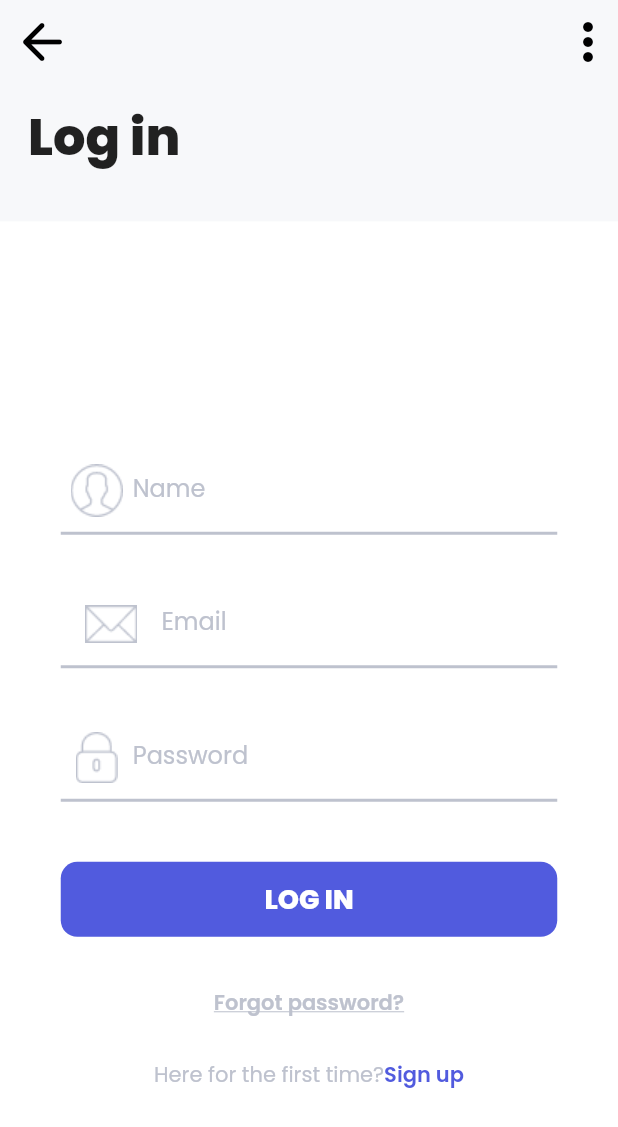
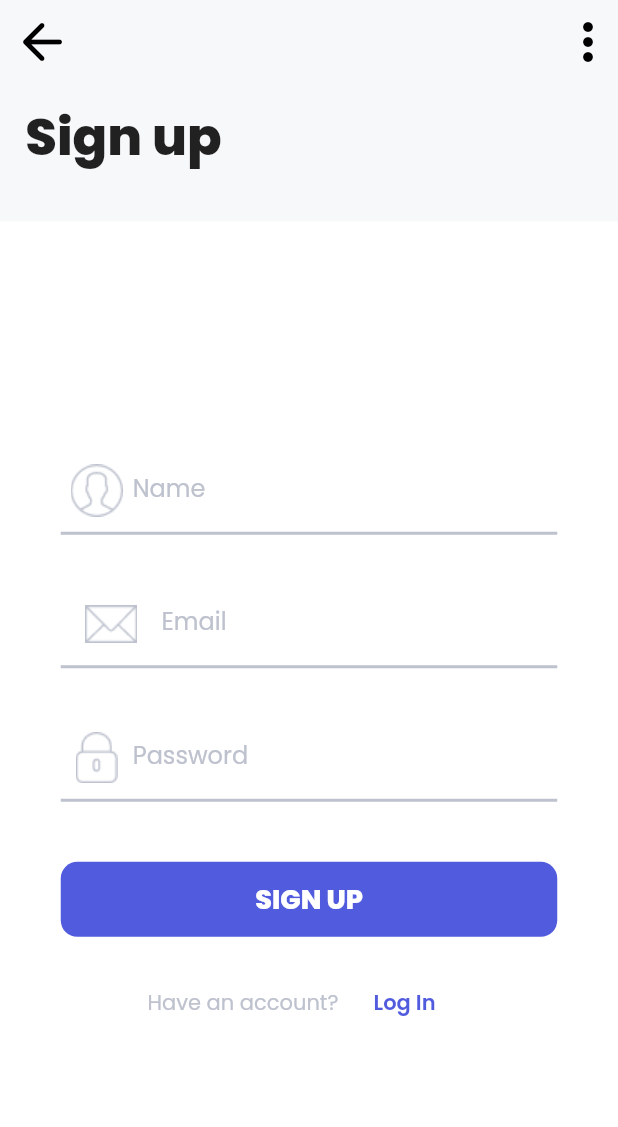
Before and after one commit to alihangedik/ad_gu-UI, a Flutter app: the SigninPage screen opened directly, on a phone screen of 412 x 824 dp. Shown: the top 1127 px of the screen. Run offline on Flutter 3.47's test engine with Material 2 defaults, Android fonts, the phone set to English and light mode, and no system bars.

Commit message:
Update signin_page.dart

```diff
--- a/lib/screens/signin_page.dart
+++ b/lib/screens/signin_page.dart
@@ -59,7 +59,7 @@ class _SigninPageState extends State<SigninPage> {
             child: const Align(
               alignment: Alignment(-0.88, -0.5),
               child: Text(
-                "Log in",
+                "Sign up",
                 style: TextStyle(fontSize: 34, fontFamily: "Poppins-ExtraBold"),
               ),
             ),
@@ -149,7 +149,7 @@ class _SigninPageState extends State<SigninPage> {
                         borderRadius: BorderRadius.all(Radius.circular(11)),
                       ),
                       child: const Text(
-                        "LOG IN",
+                        "SIGN UP",
                         textAlign: TextAlign.center,
                         style: TextStyle(
                           fontSize: 18,
@@ -161,45 +161,33 @@ class _SigninPageState extends State<SigninPage> {
                   ),
                 ),
                 SizedBox(height: 20),
-                FlatButton(
-                  splashColor: Colors.transparent,
-                  highlightColor: Colors.transparent,
-                  onPressed: () {},
-                  child: Container(
-                    child: const Text(
-                      "Forgot password?",
-                      style: TextStyle(
-                        fontFamily: "Poppins-SemiBold",
-                        color: Color(0xffBEC2CE),
-                        fontSize: 14,
-                        decoration: TextDecoration.underline,
-                      ),
-                    ),
-                  ),
-                ),
                 Row(
                   mainAxisAlignment: MainAxisAlignment.center,
-                  children: const [
-                    Text(
-                      "Here for the first time?",
+                  children: [
+                    const Text(
+                      "Have an account?",
                       style: TextStyle(
                         fontFamily: "Poppins-Regular",
                         color: Color(0xffBEC2CE),
                       ),
                     ),
-                    RawMaterialButton(
-                      constraints: BoxConstraints(),
-                      padding: EdgeInsets.all(
-                          0),
-                      onPressed: null,
-                      child: Text(
-                        'Sign up',
-                        style: TextStyle(
-                          fontFamily: "Poppins-SemiBold",
-                          color: Color(0xff515BDE),
+                    FlatButton(
+                        padding: EdgeInsets.all(0),
+                        child: const Text(
+                          'Log In',
+                          style: TextStyle(
+                            fontFamily: "Poppins-SemiBold",
+                            color: Color(0xff515BDE),
+                          ),
                         ),
-                      ),
-                    )
+                        onPressed: () {
+                          Navigator.push(
+                            context,
+                            MaterialPageRoute(
+                              builder: (context) => const SigninPage(),
+                            ),
+                          );
+                        })
                   ],
                 )
               ],
```
